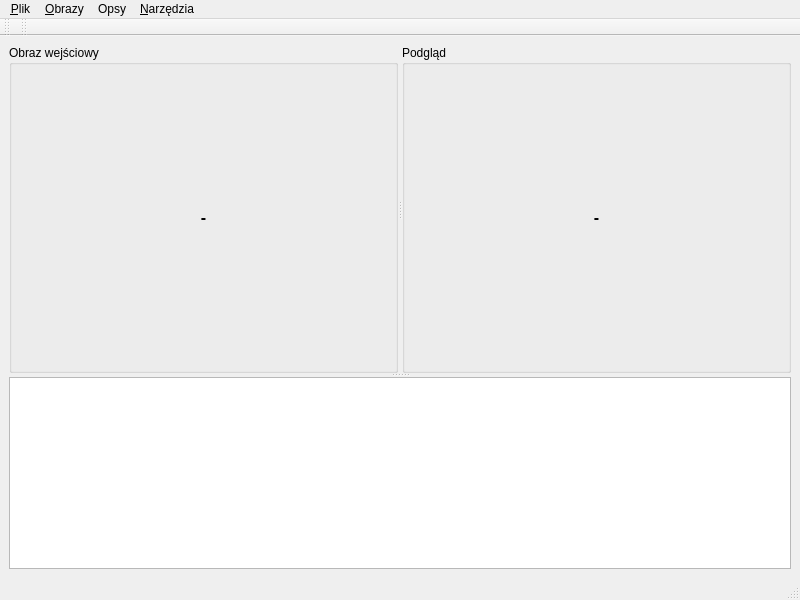
This is src/ui/farecmainwin.ui in Athantor/farec as Qt 5 draws it before an edit. The edited form follows.
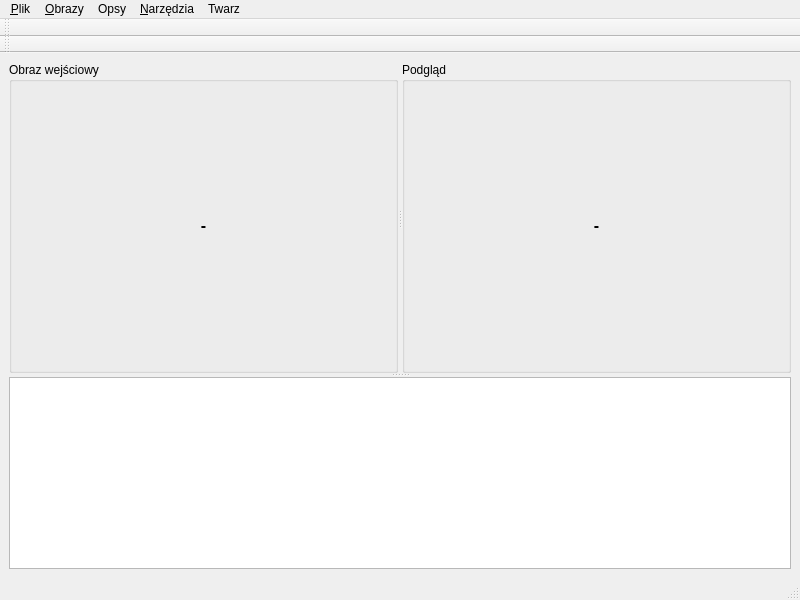
This is the edited form. Icons and pictures are not drawn.

The edit to the form file:
```diff
--- a/src/ui/farecmainwin.ui
+++ b/src/ui/farecmainwin.ui
@@ -193,11 +193,20 @@
      <addaction name="actionGradPvwPodgl_d"/>
     </widget>
     <addaction name="menuGradient"/>
+    <addaction name="menuKlasyfikacja"/>
+   </widget>
+   <widget class="QMenu" name="menuTwarz">
+    <property name="title">
+     <string>Twarz</string>
+    </property>
+    <addaction name="actionDodaj"/>
+    <addaction name="actionWyszukaj"/>
    </widget>
    <addaction name="menuPlik"/>
    <addaction name="menuObrazy"/>
    <addaction name="menuOpsy"/>
    <addaction name="menuNarz_dzia"/>
+   <addaction name="menuTwarz"/>
   </widget>
   <widget class="QStatusBar" name="statusbar"/>
   <widget class="QToolBar" name="toolBar">
@@ -222,7 +231,7 @@
     <enum>TopToolBarArea</enum>
    </attribute>
    <attribute name="toolBarBreak">
-    <bool>false</bool>
+    <bool>true</bool>
    </attribute>
   </widget>
   <action name="actionOtw_rz">
```
Left out of the diff: 26 changed lines with no effect on the pictures.
